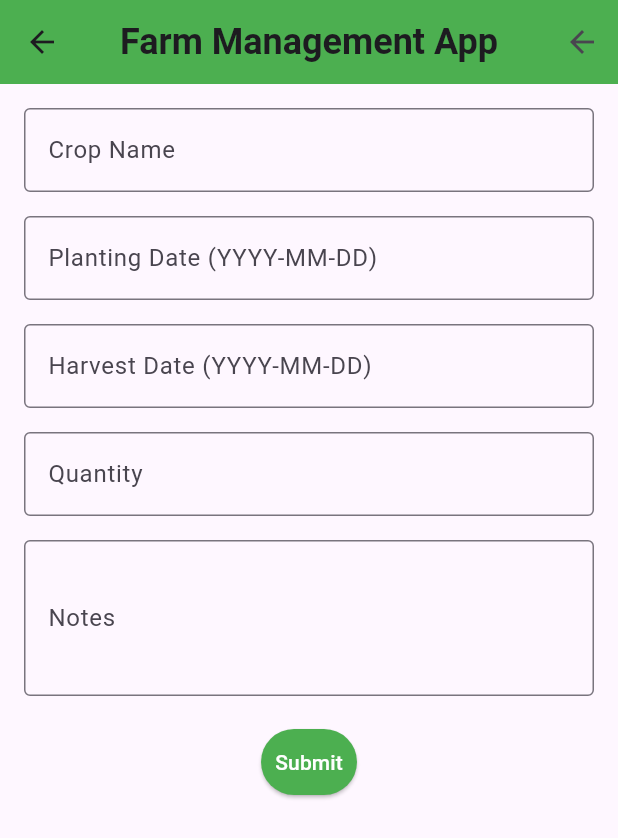
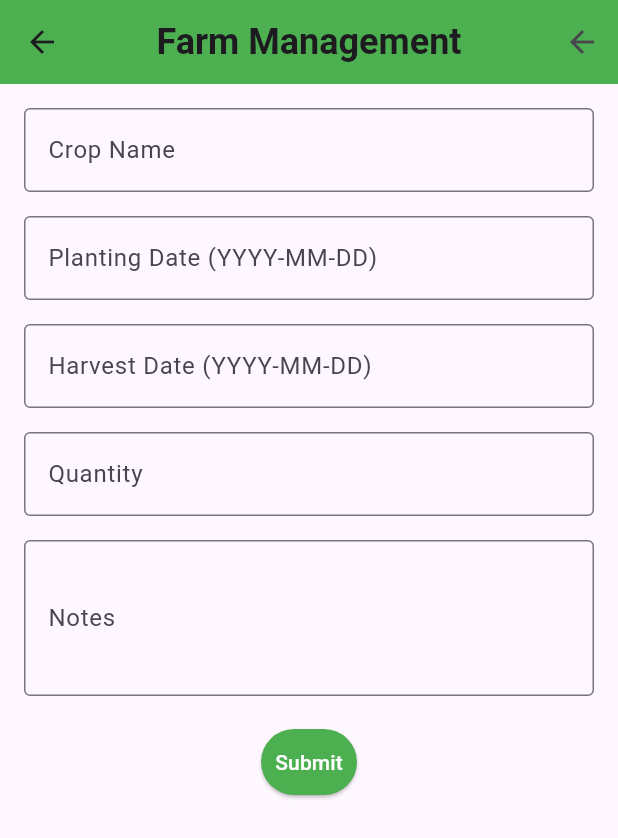
Before and after one commit to FaraiWona/farm-record-management, a Flutter app: the HomePage screen opened by its route, on a phone screen of 412 x 824 dp. Shown: the top 838 px of the screen. Run offline on Flutter 3.47's test engine with Material 3 defaults, Android fonts, the phone set to English and light mode, and no system bars; our stand-ins replace cloud_firestore, firebase_auth, firebase_core, logger; accounts and stored records are empty.

Commit message:
styling home page

```diff
--- a/farm_record_management/lib/screens/home_page.dart
+++ b/farm_record_management/lib/screens/home_page.dart
@@ -10,7 +10,7 @@ class HomePage extends StatelessWidget {
     return Scaffold(
       appBar: AppBar(
         title: const Text(
-          'Farm Management App',
+          'Farm Management',
           style: TextStyle(fontWeight: FontWeight.bold, fontSize: 24),
         ),
         centerTitle: true,
```
